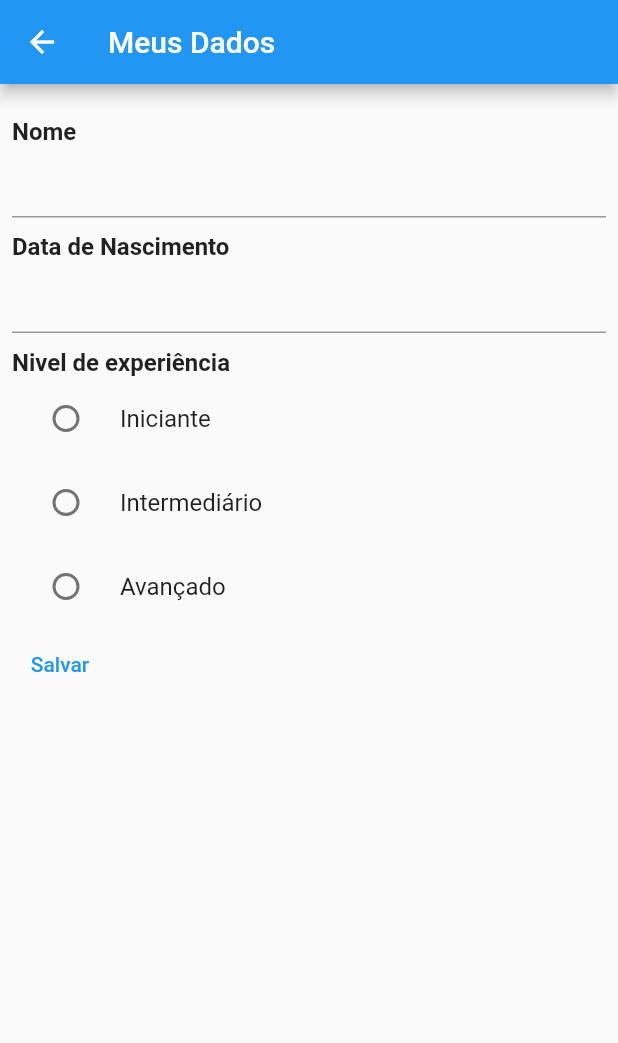
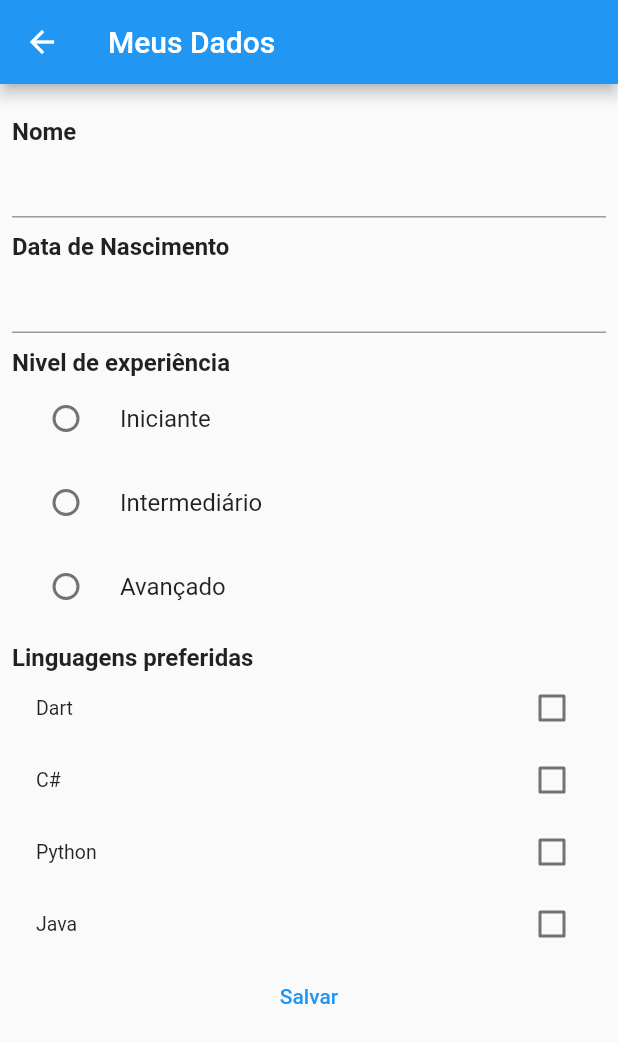
Before and after one commit to vinirecoaro/FlutterTrainning, a Flutter app: the RegistrationDataPage screen opened directly, on a phone screen of 412 x 824 dp. Shown: the top 1043 px of the screen. Run offline on Flutter 3.47's test engine with Material 2 defaults, Android fonts, the phone set to English and light mode, and no system bars; our stand-ins replace google_fonts; network calls fail.

Commit message:
Added a checkBoxList to show favorites languages of the user

```diff
--- a/lib/pages/registration_data.dart
+++ b/lib/pages/registration_data.dart
@@ -1,4 +1,5 @@
 import 'package:flutter/material.dart';
+import 'package:trilhaapp/repositories/languages_repository.dart';
 import 'package:trilhaapp/repositories/level_repository.dart';
 import 'package:trilhaapp/shared/widgets/text_label.dart';
 
@@ -16,10 +17,14 @@ class _RegistrationDataPageState extends State<RegistrationDataPage> {
   var levelRepository = LevelRepository();
   var levels = [];
   var selectedLevel = "";
+  var languagesRepository = LanguagesRepository();
+  var languages = [];
+  var selectedLanguage = [];
 
   @override
   void initState() {
     levels = levelRepository.returnLevels();
+    languages = languagesRepository.returnLanguages();
     super.initState();
   }
 
@@ -31,8 +36,7 @@ class _RegistrationDataPageState extends State<RegistrationDataPage> {
         ),
         body: Padding(
           padding: const EdgeInsets.symmetric(vertical: 12, horizontal: 8),
-          child: Column(
-            crossAxisAlignment: CrossAxisAlignment.start,
+          child: ListView(
             children: [
               const TextLabel(text: "Nome"),
               TextField(
@@ -70,6 +74,26 @@ class _RegistrationDataPageState extends State<RegistrationDataPage> {
                         }))
                     .toList(),
               ),
+              const TextLabel(text: "Linguagens preferidas"),
+              Column(
+                children: languages
+                    .map((language) => CheckboxListTile(
+                        dense: true,
+                        title: Text(language),
+                        value: selectedLanguage.contains(language),
+                        onChanged: (bool? value) {
+                          if (value!) {
+                            setState(() {
+                              selectedLanguage.add(language);
+                            });
+                          } else {
+                            setState(() {
+                              selectedLanguage.remove(language);
+                            });
+                          }
+                        }))
+                    .toList(),
+              ),
               TextButton(
                 onPressed: () {
                   debugPrint(nameController.text);
--- /dev/null
+++ b/lib/repositories/languages_repository.dart
@@ -0,0 +1,5 @@
+class LanguagesRepository {
+  List<String> returnLanguages() {
+    return ["Dart", "C#", "Python", "Java"];
+  }
+}
```
